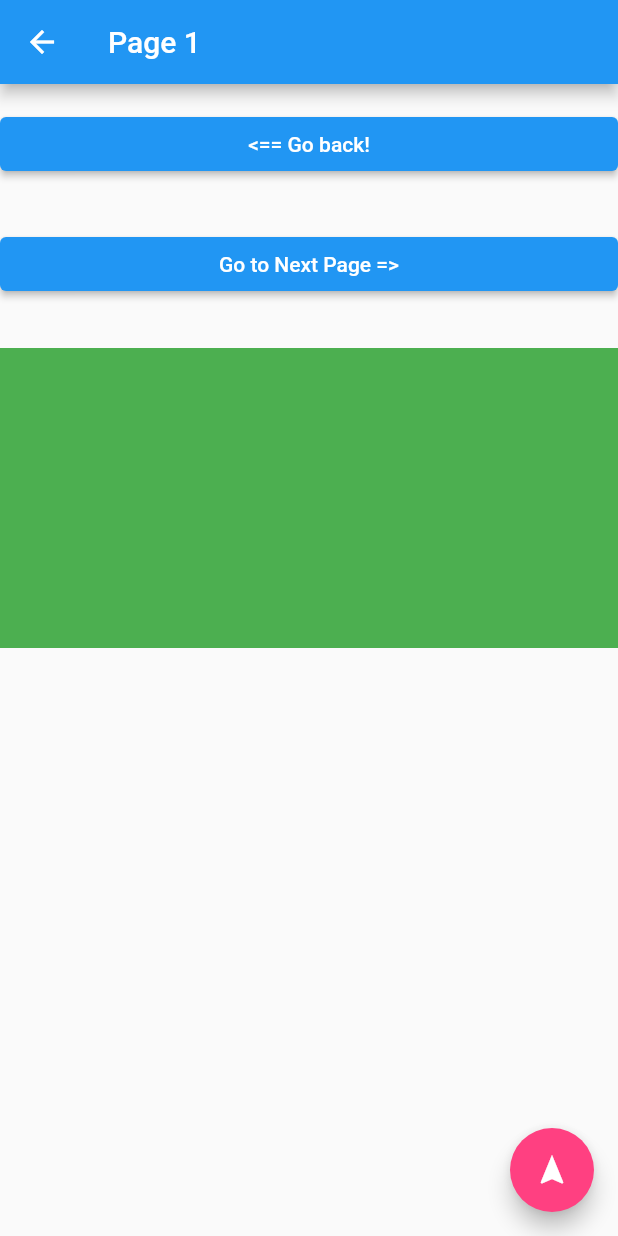
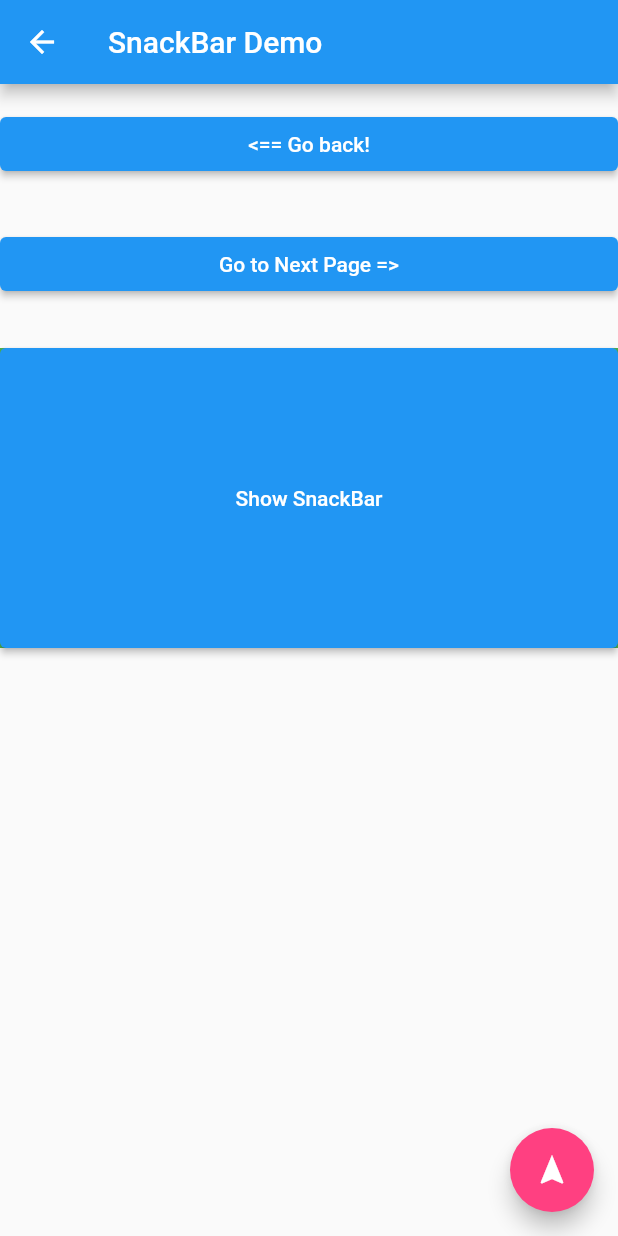
Before and after one commit to kanta13jp1/flutter_application_1, a Flutter app: the Page1 screen opened directly, on a phone screen of 412 x 824 dp. Run offline on Flutter 3.47's test engine with Material 2 defaults, Android fonts, the phone set to English and light mode, and no system bars.

Commit message:
Snack Bar

```diff
--- a/lib/main.dart
+++ b/lib/main.dart
@@ -220,7 +220,7 @@
     var offset;
     return Scaffold(
       appBar: AppBar(
-        title: const Text("Page 1"),
+        title: const Text("SnackBar Demo"),
       ),
       body: ListView(controller: _scrollController, children: [
         Padding(
@@ -247,6 +247,24 @@
             width: 200.0,
             height: 200.0,
             color: Colors.green,
+            child: ElevatedButton(
+              onPressed: () {
+                final snackBar = SnackBar(
+                  content: const Text('Yay! A SnackBar!'),
+                  action: SnackBarAction(
+                    label: 'Undo',
+                    onPressed: () {
+                      // Some code to undo the change.
+                    },
+                  ),
+                );
+
+                // Find the ScaffoldMessenger in the widget tree
+                // and use it to show a SnackBar.
+                ScaffoldMessenger.of(context).showSnackBar(snackBar);
+              },
+              child: const Text('Show SnackBar'),
+            ),
           ),
         ),
       ]),
```
Also changed, not shown: 1 other file.
